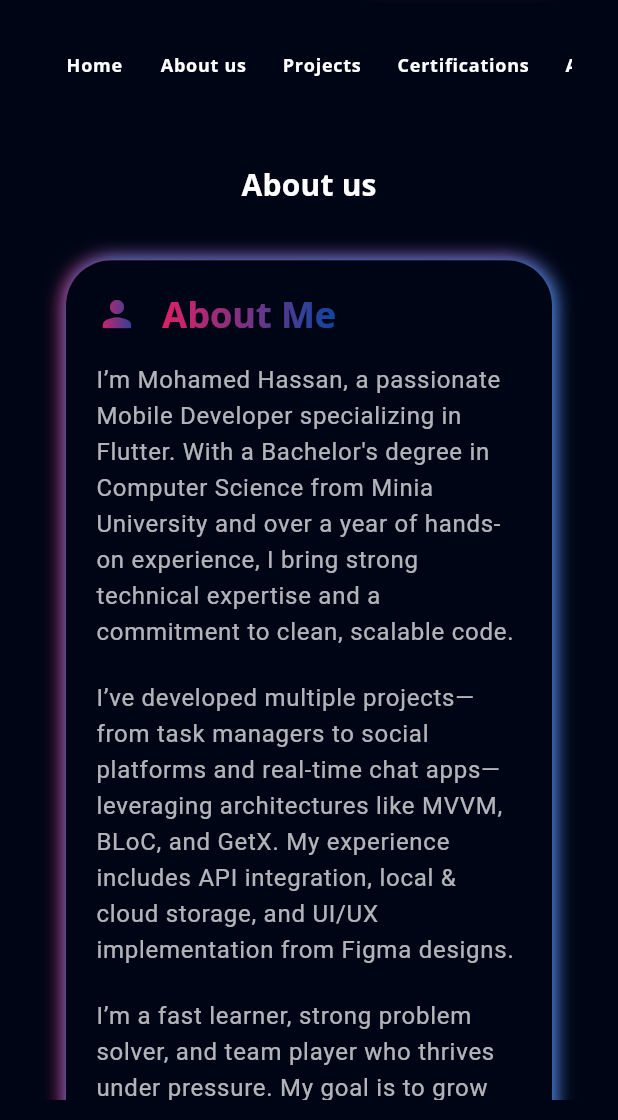
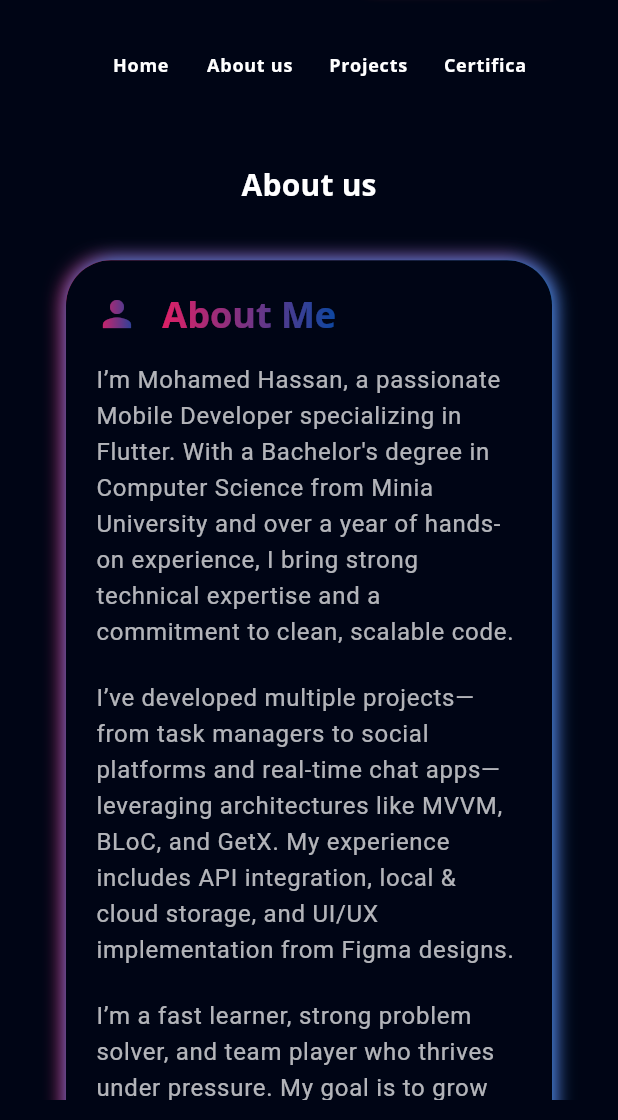
Before and after one commit to MohameHassan139/web_app, a Flutter app: the screen it shows after launch, scrolled down 576 dp, on a phone screen of 412 x 824 dp, the part 116-1236 px from its top. Run offline on Flutter 3.47's test engine with Material 3 defaults, Android fonts, the phone set to English and light mode, and no system bars; our stand-ins replace flutter_svg, font_awesome_flutter, get, google_fonts, photo_view.

Commit message:
finshed web and mobile resposive issues

```diff
--- a/Flutter-Responsive-Portfolio-WebApp/lib/view/main/components/navigation_bar.dart
+++ b/Flutter-Responsive-Portfolio-WebApp/lib/view/main/components/navigation_bar.dart
@@ -19,7 +19,14 @@ class TopNavigationBar extends StatelessWidget {
           ),
           // if(Responsive.isLargeMobile(context)) MenuButton(),
           const Spacer(flex: 2,),
-          if (!Responsive.isLargeMobile(context)) const NavigationButtonList(),
+          if (!Responsive.isLargeMobile(context))
+            Align(
+              alignment: Alignment.center,
+              child: SizedBox(
+                  width: MediaQuery.of(context).size.width * 0.5,
+                  height: 60,
+                  child: const NavigationButtonList()),
+            ),
           const Spacer(flex: 2,),
           const ConnectButton(),
           const Spacer(),
--- a/Flutter-Responsive-Portfolio-WebApp/lib/view/main/main_view.dart
+++ b/Flutter-Responsive-Portfolio-WebApp/lib/view/main/main_view.dart
@@ -27,12 +27,12 @@ class MainView extends StatelessWidget {
             if (Responsive.isLargeMobile(context))
               Row(
                 children: [
-                  Spacer(),
+                  const Spacer(),
                   SizedBox(
-                      width: MediaQuery.of(context).size.width * 0.85,
+                      width: MediaQuery.of(context).size.width * 0.7,
                       height: 60,
-                      child: NavigationButtonList()),
-                  Spacer()
+                      child: const NavigationButtonList()),
+                  const Spacer()
                 ],
               ),
             Flexible(
```
